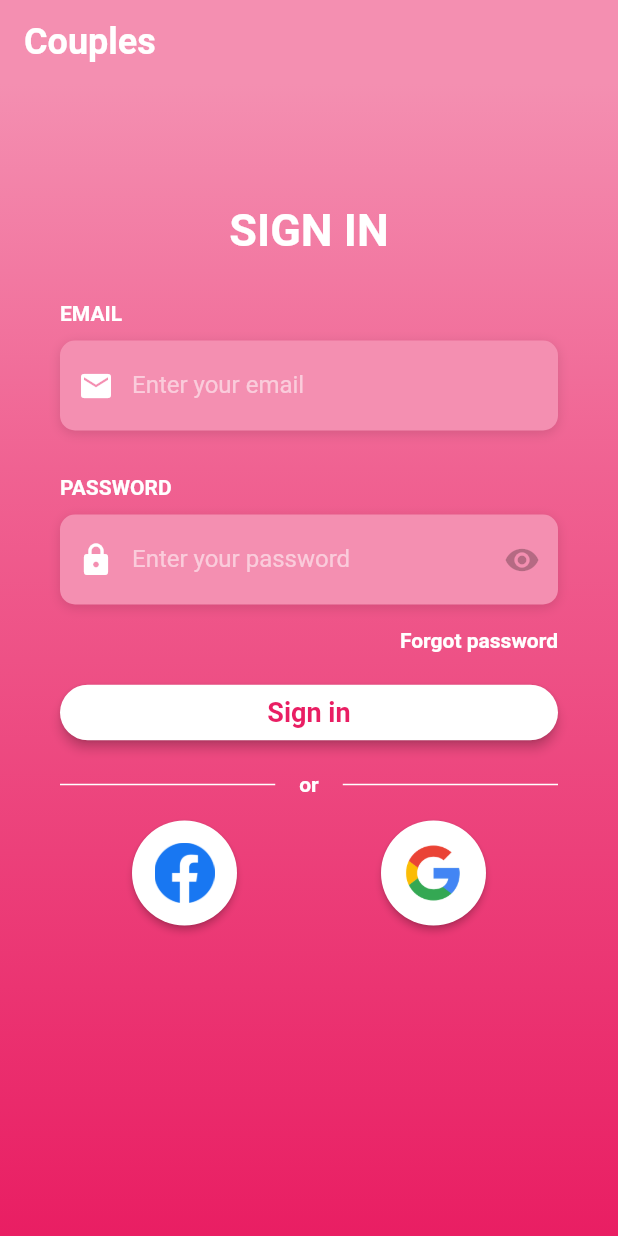
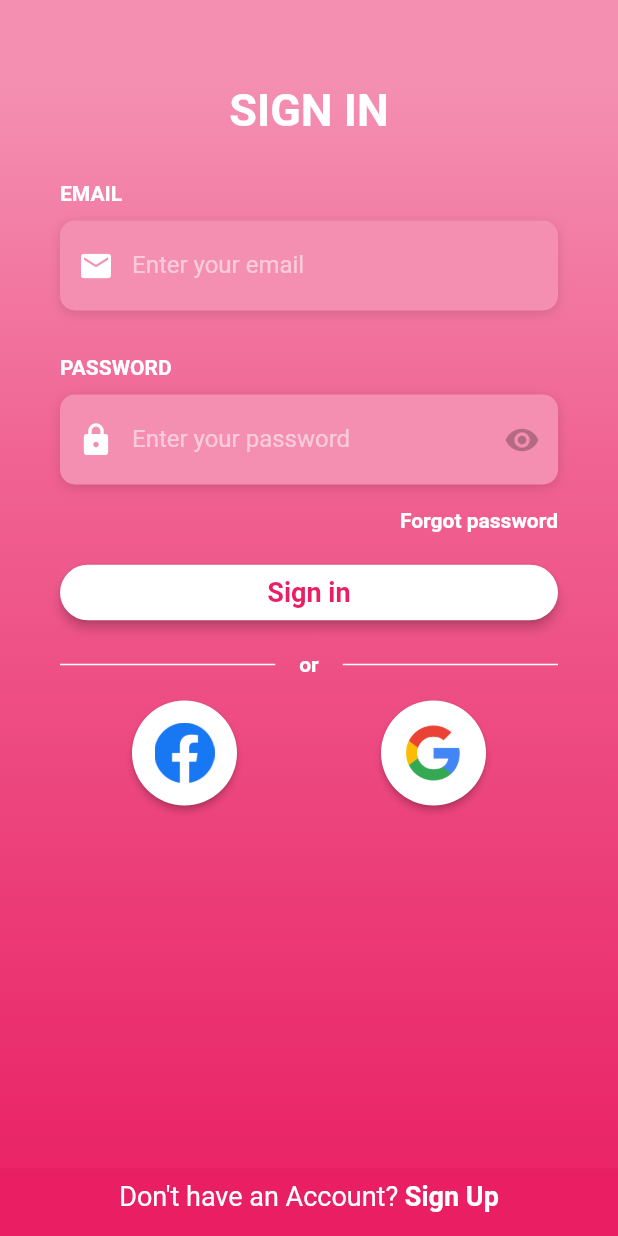
Before and after one commit to lucianoluzzi/couples_app, a Flutter app: the screen it shows after launch, on a phone screen of 412 x 824 dp. Run offline on Flutter 3.47's test engine with Material 2 defaults, Android fonts, the phone set to English and light mode, and no system bars; drawn by our look-alikes of flutter_platform_widgets; Roboto replaces fonts that are missing (OpenSans).

Commit message:
Changing the login structure.

```diff
--- a/lib/screens/login.dart
+++ b/lib/screens/login.dart
@@ -29,13 +29,14 @@ class Login extends StatelessWidget {
             ),
           ),
           Container(
-            height: double.infinity,
-            child: SingleChildScrollView(
             padding: EdgeInsets.symmetric(
               horizontal: 40.0,
-                vertical: 80.0,
             ),
-              child: Column(
+            child: SingleChildScrollView(
+              child: Container(
+                child: Stack(
+                  children: [
+                    Column(
                       children: [
                         PlatformText(
                           'Sign In',
@@ -65,7 +66,8 @@ class Login extends StatelessWidget {
                           alignment: Alignment.centerRight,
                           child: FlatButton(
                             padding: EdgeInsets.all(0),
-                      onPressed: () => print('Forgot Password Button Pressed'),
+                            onPressed: () =>
+                                print('Forgot Password Button Pressed'),
                             child: Text(
                               'Forgot password',
                               style: kLabelStyle,
@@ -112,15 +114,57 @@ class Login extends StatelessWidget {
                             ),
                             Expanded(
                               child: CircularButton(
-                            logo: AssetImage('images/google_logo.png')
+                                  logo: AssetImage('images/google_logo.png')),
+                            ),
+                          ],
+                        ),
+                      ],
+                    ),
+                  ],
+                ),
+              ),
+            ),
+          ),
+          Align(
+            alignment: Alignment.bottomCenter,
+            child: Container(
+              color: Colors.pink,
+              child: Padding(
+                padding: EdgeInsets.only(
+                  bottom: 16,
+                  top: 8,
+                ),
+                child:
+                    Row(mainAxisAlignment: MainAxisAlignment.center, children: [
+                  GestureDetector(
+                    onTap: () => print('Sign Up Button Pressed'),
+                    child: RichText(
+                      text: TextSpan(
+                        children: [
+                          TextSpan(
+                            text: 'Don\'t have an Account? ',
+                            style: TextStyle(
+                              color: Colors.white,
+                              fontSize: 18.0,
+                              fontWeight: FontWeight.w400,
+                            ),
+                          ),
+                          TextSpan(
+                            text: 'Sign Up',
+                            style: TextStyle(
+                              color: Colors.white,
+                              fontSize: 18.0,
+                              fontWeight: FontWeight.bold,
                             ),
                           ),
                         ],
-                  )
-                ],
                       ),
                     ),
-          )
+                  ),
+                ]),
+              ),
+            ),
+          ),
         ],
       ),
     );
--- a/lib/widgets/app_bar.dart
+++ b/lib/widgets/app_bar.dart
@@ -7,9 +7,5 @@ PlatformAppBar getAppBar(BuildContext context) {
       elevation: 0,
       brightness: Brightness.dark,
     ),
-    title: Text(
-      "Couples",
-      style: Theme.of(context).textTheme.headline1,
-    ),
   );
 }
--- a/lib/widgets/login/login_text_field.dart
+++ b/lib/widgets/login/login_text_field.dart
@@ -38,6 +38,7 @@ class _LoginTextFieldState extends State<LoginTextField> {
           decoration: kBoxDecorationStyle,
           height: 60.0,
           child: TextField(
+            cursorColor: Colors.pink,
             obscureText: widget.obscureText,
             keyboardType: widget.inputType,
             style: TextStyle(
```
Lines whose indentation alone changed are shown as unchanged.
